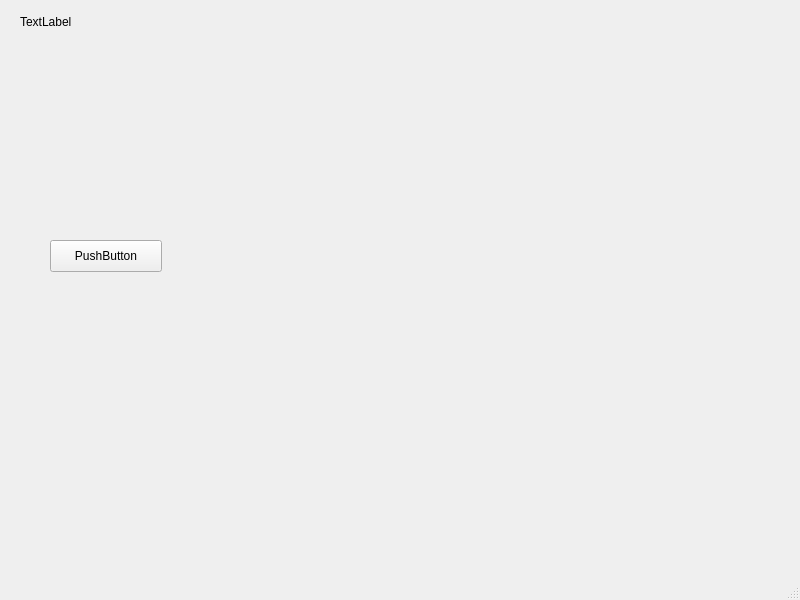
Above: QtDraw/mainwindow.ui from feichay10/QtDraw before the change. Below: the same form after it.
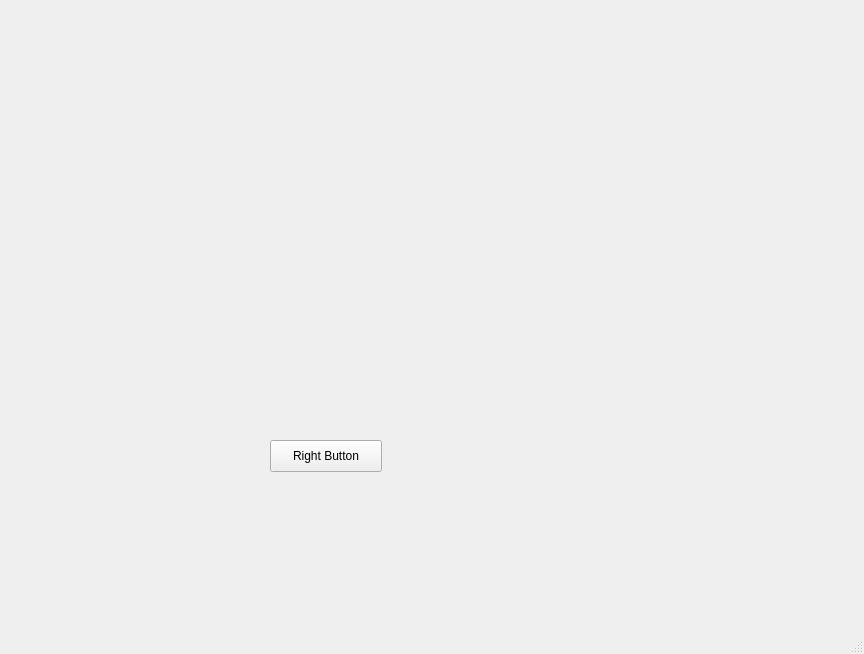
That is the form after the change.

```diff
--- a/QtDraw/mainwindow.ui
+++ b/QtDraw/mainwindow.ui
@@ -6,8 +6,8 @@
    <rect>
     <x>0</x>
     <y>0</y>
-    <width>800</width>
-    <height>600</height>
+    <width>864</width>
+    <height>654</height>
    </rect>
   </property>
   <property name="windowTitle">
@@ -17,27 +17,42 @@
    <widget class="QLabel" name="label">
     <property name="geometry">
      <rect>
-      <x>20</x>
-      <y>10</y>
-      <width>86</width>
-      <height>24</height>
+      <x>30</x>
+      <y>20</y>
+      <width>800</width>
+      <height>400</height>
      </rect>
     </property>
+    <property name="sizePolicy">
+     <sizepolicy hsizetype="Expanding" vsizetype="Expanding">
+      <horstretch>0</horstretch>
+      <verstretch>0</verstretch>
+     </sizepolicy>
+    </property>
+    <property name="minimumSize">
+     <size>
+      <width>800</width>
+      <height>400</height>
+     </size>
+    </property>
     <property name="text">
-     <string>TextLabel</string>
+     <string/>
+    </property>
+    <property name="scaledContents">
+     <bool>true</bool>
     </property>
    </widget>
    <widget class="QPushButton" name="rightButton">
     <property name="geometry">
      <rect>
-      <x>50</x>
-      <y>240</y>
+      <x>270</x>
+      <y>440</y>
       <width>112</width>
       <height>32</height>
      </rect>
     </property>
     <property name="text">
-     <string>PushButton</string>
+     <string>Right Button</string>
     </property>
    </widget>
   </widget>
```
Left out of the diff: 4 changed lines with no effect on the pictures.
